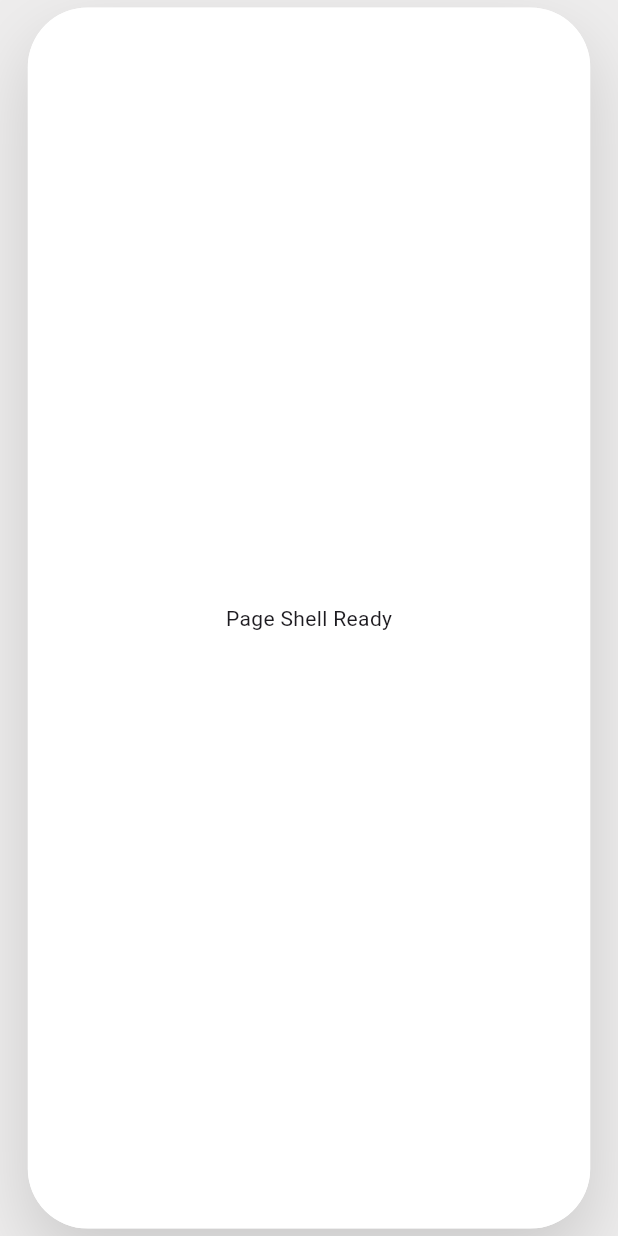
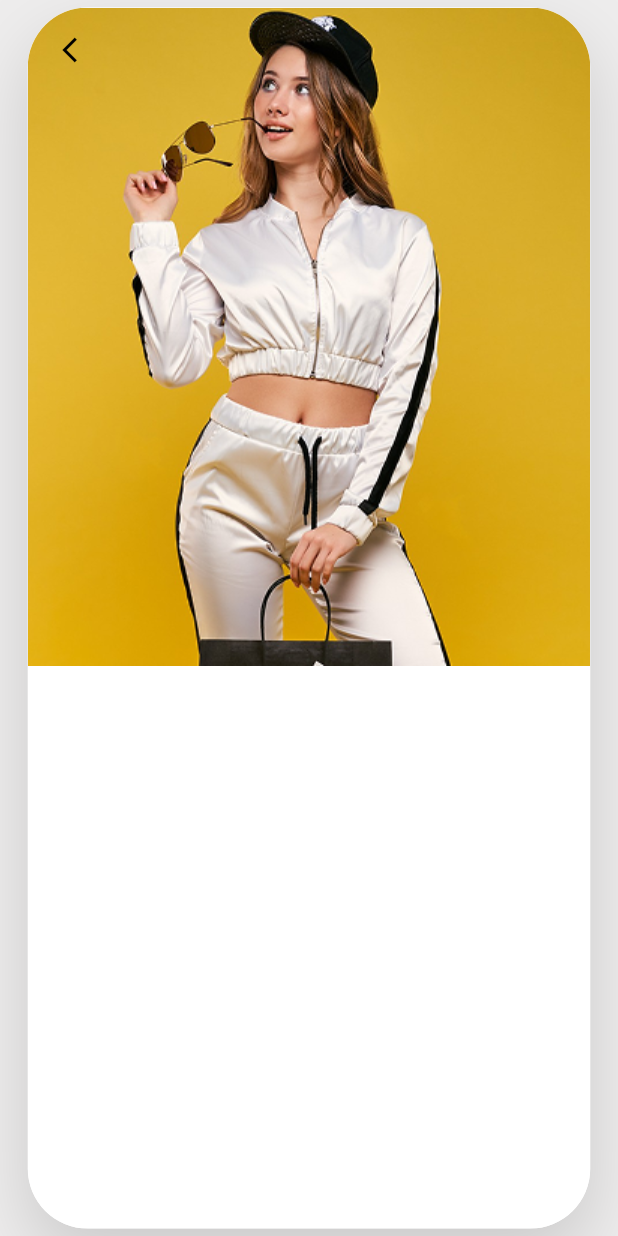
Before and after one commit to daneelsa31/full_product_page, a Flutter app: the screen it shows after launch, on a phone screen of 412 x 824 dp. Run offline on Flutter 3.47's test engine with Material 3 defaults, Android fonts, the phone set to English and light mode, and no system bars.

Commit message:
feat: implement sliver scrolling architecture and hero image header

```diff
--- a/lib/main.dart
+++ b/lib/main.dart
@@ -45,9 +45,40 @@ class ProductDetailPage extends StatelessWidget {
 
   @override
   Widget build(BuildContext context) {
-    return const Scaffold(
-      backgroundColor: Colors.white,
-      body: Center(child: Text("Page Shell Ready")),
+    return Scaffold(
+      // The background color for the actual page content
+      backgroundColor: const Color.fromARGB(255, 255, 255, 255),
+      body: Stack(
+        children: [
+          CustomScrollView(
+            slivers: [
+              // 1. HERO IMAGE HEADER
+              SliverAppBar(
+                expandedHeight: 439, // Exact height from your final code
+                pinned: true,        // Keeps the back button visible at the top
+                backgroundColor: Colors.white,
+                elevation: 0,
+                leading: const Icon(
+                  Icons.arrow_back_ios_new,
+                  color: Colors.black,
+                  size: 20,
+                ),
+                flexibleSpace: FlexibleSpaceBar(
+                  background: Image.asset(
+                    'assets/images/mainpic.png', // Using your specific asset path
+                    fit: BoxFit.cover,
+                  ),
+                ),
+              ),
+
+              // 2. MAIN CONTENT AREA (Placeholder to allow scrolling)
+              const SliverToBoxAdapter(
+                child: SizedBox(height: 1000),
+              ),
+            ],
+          ),
+        ],
+      ),
     );
   }
 }
```
